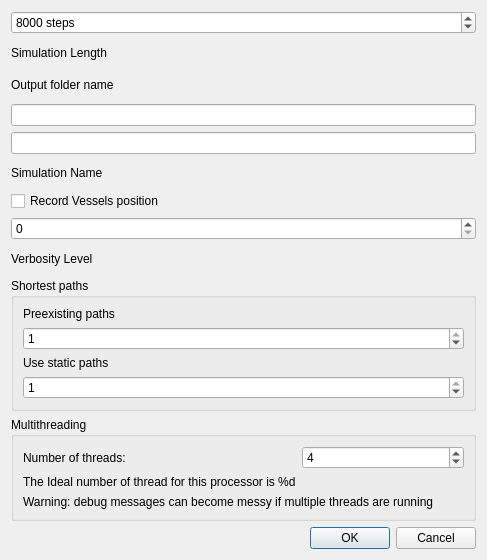
Before: the Qt Designer form qtgui/simulationsetupdialog.ui in frabas/DISPLACE_GUI, drawn with Qt 5.
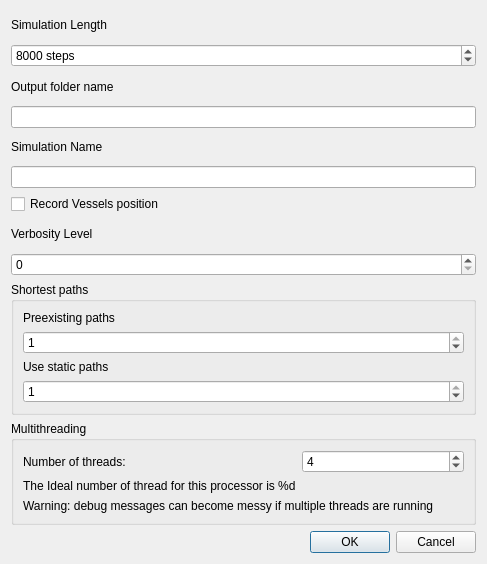
After: the same form once the commit is applied.

Diff of the .ui file:
```diff
--- a/qtgui/simulationsetupdialog.ui
+++ b/qtgui/simulationsetupdialog.ui
@@ -7,13 +7,20 @@
     <x>0</x>
     <y>0</y>
     <width>487</width>
-    <height>560</height>
+    <height>564</height>
    </rect>
   </property>
   <property name="windowTitle">
    <string>Simulation Setup</string>
   </property>
   <layout class="QVBoxLayout" name="verticalLayout">
+   <item>
+    <widget class="QLabel" name="label">
+     <property name="text">
+      <string>Simulation Length</string>
+     </property>
+    </widget>
+   </item>
    <item>
     <widget class="QSpinBox" name="simSteps">
      <property name="suffix">
@@ -30,13 +37,6 @@
      </property>
     </widget>
    </item>
-   <item>
-    <widget class="QLabel" name="label">
-     <property name="text">
-      <string>Simulation Length</string>
-     </property>
-    </widget>
-   </item>
    <item>
     <widget class="QLabel" name="label_2">
      <property name="text">
@@ -47,9 +47,6 @@
    <item>
     <widget class="QLineEdit" name="outName"/>
    </item>
-   <item>
-    <widget class="QLineEdit" name="simName"/>
-   </item>
    <item>
     <widget class="QLabel" name="label_3">
      <property name="text">
@@ -57,6 +54,9 @@
      </property>
     </widget>
    </item>
+   <item>
+    <widget class="QLineEdit" name="simName"/>
+   </item>
    <item>
     <widget class="QCheckBox" name="optMoveVessels">
      <property name="text">
@@ -64,9 +64,6 @@
      </property>
     </widget>
    </item>
-   <item>
-    <widget class="QSpinBox" name="verbosity"/>
-   </item>
    <item>
     <widget class="QLabel" name="label_5">
      <property name="text">
@@ -74,6 +71,9 @@
      </property>
     </widget>
    </item>
+   <item>
+    <widget class="QSpinBox" name="verbosity"/>
+   </item>
    <item>
     <widget class="QGroupBox" name="groupBox_2">
      <property name="title">
```
